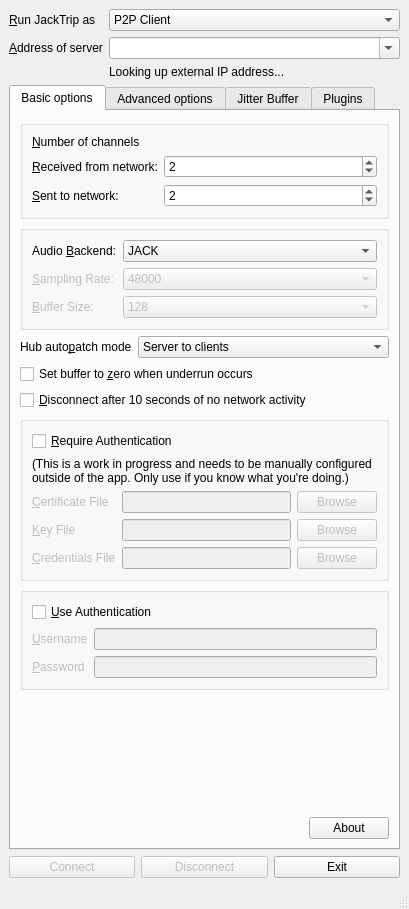
This is src/gui/qjacktrip.ui in jacktrip/jacktrip as Qt 5 draws it before an edit. The edited form follows.
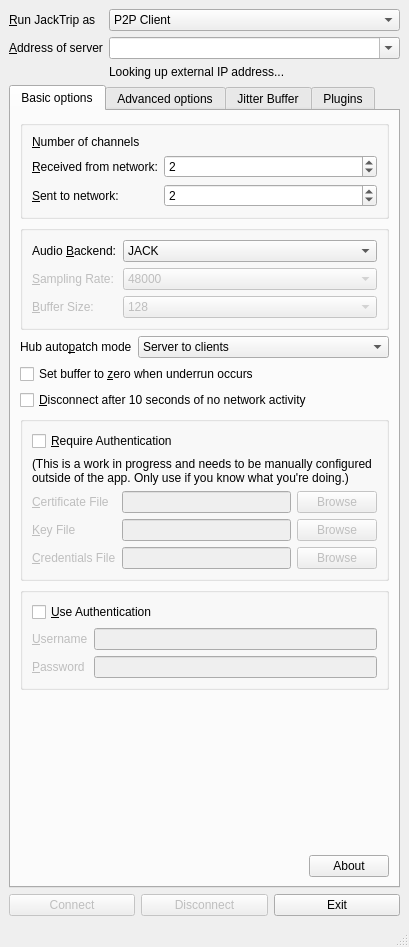
This is the edited form. Icons and pictures are not drawn.

Commit message:
Check if jack is available
If built with weakjack, check if jack is available. If not and the rtaudio backend has been built in, fallback on this and show a warning dialog which the user can choose to hide in the future. If no other backend is available, show a warning that cannot be suppressed.

Also, remove redundant code to change UI based on audio backend choice in the loadSettings function. (This is taken care of when the backendComboBox value is set via the connected signal and slot.)

Diff of the .ui file:
```diff
--- a/src/gui/qjacktrip.ui
+++ b/src/gui/qjacktrip.ui
@@ -7,7 +7,7 @@
     <x>0</x>
     <y>0</y>
     <width>403</width>
-    <height>909</height>
+    <height>947</height>
    </rect>
   </property>
   <property name="windowTitle">
```
Left out of the diff: 41 changed lines with no effect on the pictures. The commit also changes 2 other files.
